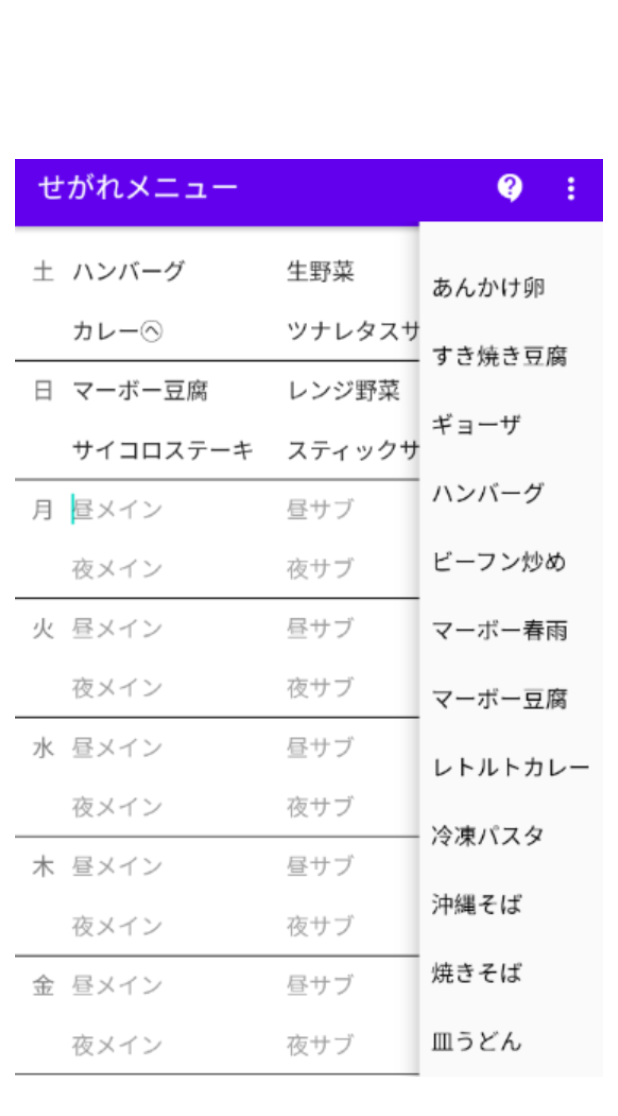
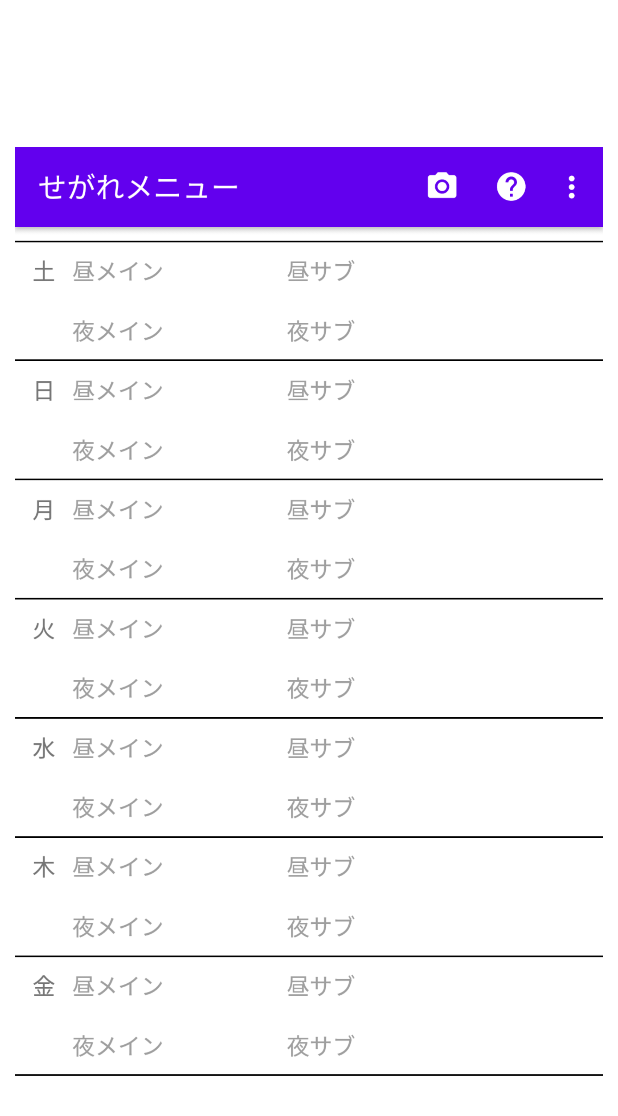
Before and after one commit to chikaharu11/Chikaharu_menu, an Android app: the layout menufragment_list4.xml on its own in the app's theme, with its tools: preview values and no code run, on a phone screen of 412 x 824 dp. Shown: the top 1116 px of the screen. Run offline under Robolectric (Android 15) with nearby library versions, the phone set to English and light mode, and no system bars.

Commit message:
add test png

```diff
--- a/app/src/main/res/layout/menufragment_list4.xml
+++ b/app/src/main/res/layout/menufragment_list4.xml
@@ -11,6 +11,6 @@
         android:layout_width="392dp"
         android:layout_height="match_parent"
         android:layout_gravity="center"
-        android:src="@drawable/setsumei2"
+        android:src="@drawable/test2"
         android:contentDescription="@string/setsumei" />
 </FrameLayout>
```
Also changed, not shown: app/src/main/res/drawable-v24/test.png (added), app/src/main/res/drawable-v24/test2.png (added).
